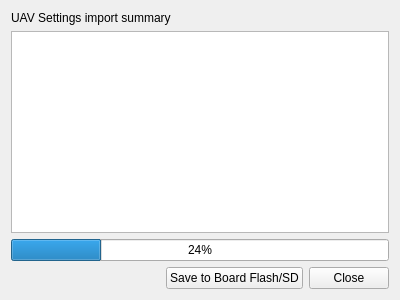
The window that ground/openpilotgcs/src/plugins/uavsettingsimportexport/importsummarydialog.ui (openpilot/OpenPilot) describes before a commit, drawn with Qt 5.
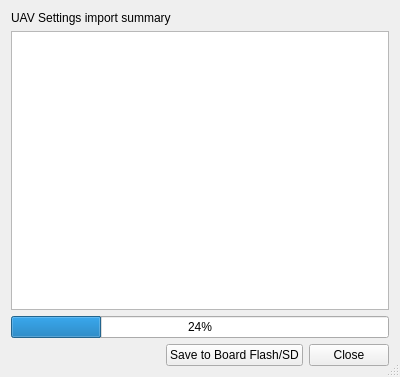
The same window after the commit. Icons and pictures are not drawn.

Commit message: Now use the ".uav" extension for exporting settings in XML format. Dormant feature: if you use a .xml extension manually, will export in full format.

The edit to the form file:
```diff
--- a/ground/openpilotgcs/src/plugins/uavsettingsimportexport/importsummarydialog.ui
+++ b/ground/openpilotgcs/src/plugins/uavsettingsimportexport/importsummarydialog.ui
@@ -7,12 +7,15 @@
     <x>0</x>
     <y>0</y>
     <width>400</width>
-    <height>300</height>
+    <height>377</height>
    </rect>
   </property>
   <property name="windowTitle">
    <string>Dialog</string>
   </property>
+  <property name="sizeGripEnabled">
+   <bool>true</bool>
+  </property>
   <layout class="QVBoxLayout" name="verticalLayout">
    <item>
     <widget class="QLabel" name="label">
```
The commit also changes 1 other file.
